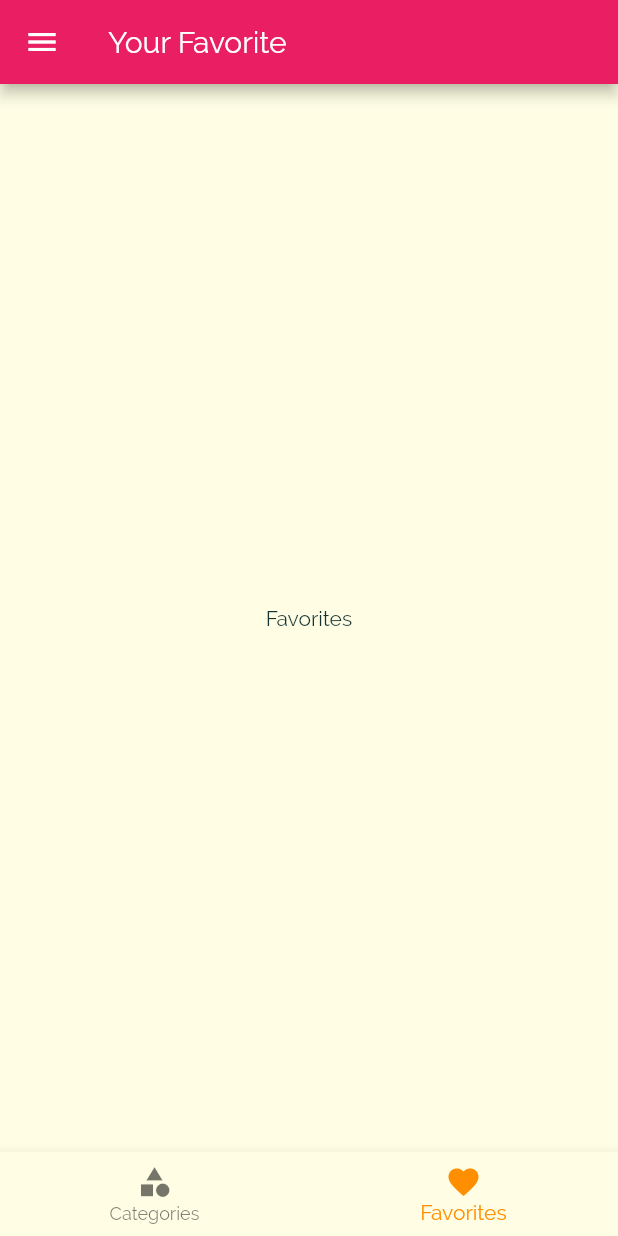
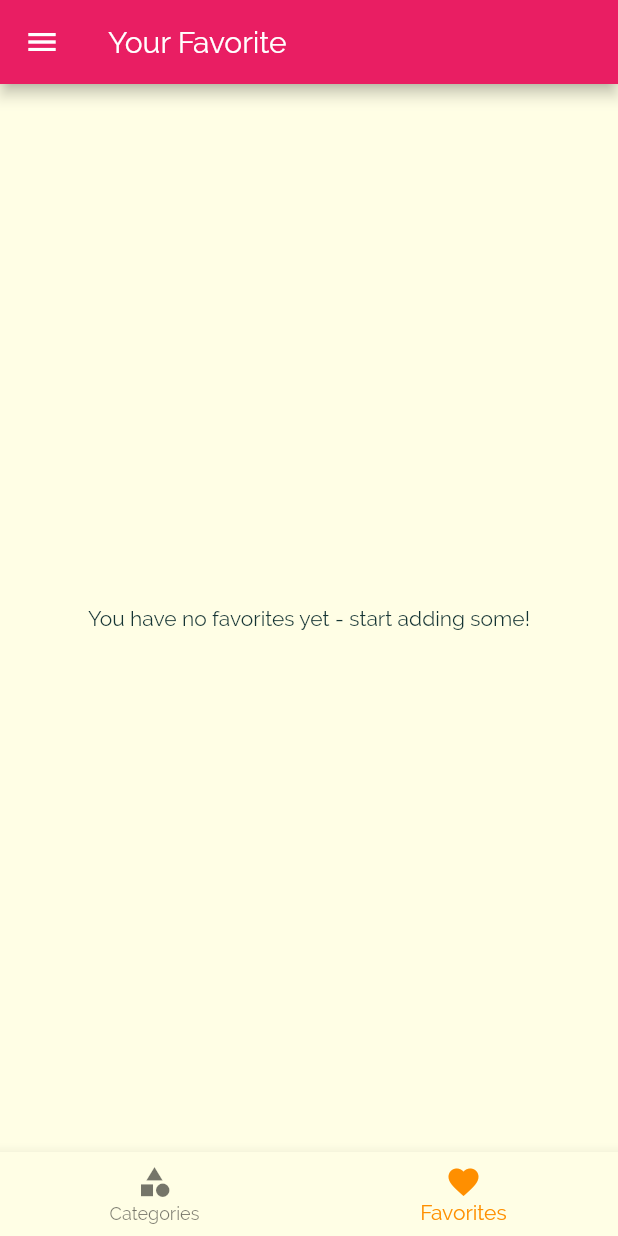
Before and after one commit to Sarfarazsajjad/meals_app, a Flutter app: the screen it shows after launch, item 2 of the bottom bar chosen, on a phone screen of 412 x 824 dp. Run offline on Flutter 3.47's test engine with Material 2 defaults, Android fonts, the phone set to English and light mode, and no system bars.

Commit message:
favorite unfavorite items

```diff
--- a/lib/main.dart
+++ b/lib/main.dart
@@ -91,10 +91,11 @@ class _MyAppState extends State<MyApp> {
       // home: CategoriesScreen(),
       initialRoute: '/', // default is '/'
       routes: {
-        '/': (ctx) => TabsScreen(),
+        '/': (ctx) => TabsScreen(_favoriteMeals),
         CategoryMealsScreen.routeName: (ctx) =>
             CategoryMealsScreen(_availableMeals),
-        MealDetailScreen.routeName: (ctx) => MealDetailScreen(),
+        MealDetailScreen.routeName: (ctx) =>
+            MealDetailScreen(_toggleFavorite, _isMealFavorite),
         FiltersScreen.routeName: (ctx) => FiltersScreen(_filters, _setFilters),
       },
       onGenerateRoute: (settings) {
--- a/lib/screens/favorites_screen.dart
+++ b/lib/screens/favorites_screen.dart
@@ -1,12 +1,27 @@
 import 'package:flutter/material.dart';
+import 'package:meals_app/models/meal.dart';
+import 'package:meals_app/widgets/meal_item.dart';
 
 class FavoritesScreen extends StatelessWidget {
+  final List<Meal> favoriteMeals;
+
+  FavoritesScreen(this.favoriteMeals);
+
   @override
   Widget build(BuildContext context) {
-    return Container(
-      child: Center(
-        child: Text('Favorites'),
-      ),
-    );
+    if (favoriteMeals.isEmpty) {
+      return Center(
+        child: Text('You have no favorites yet - start adding some!'),
+      );
+    } else {
+      return ListView.builder(
+        itemBuilder: (ctx, index) {
+          return MealItem(
+            meal: favoriteMeals[index],
+          );
+        },
+        itemCount: favoriteMeals.length,
+      );
+    }
   }
 }
--- a/lib/screens/meal_detail_screen.dart
+++ b/lib/screens/meal_detail_screen.dart
@@ -3,6 +3,11 @@ import 'package:meals_app/dummy_data.dart';
 
 class MealDetailScreen extends StatelessWidget {
   static const routeName = '/meal-detail';
+
+  final Function toggleFavorite;
+  final Function isFavorite;
+
+  MealDetailScreen(this.toggleFavorite, this.isFavorite);
 
   Widget buildSectionTitle(BuildContext context, String text) {
     return Container(
@@ -85,6 +90,12 @@ class MealDetailScreen extends StatelessWidget {
           ],
         ),
       ),
+      floatingActionButton: FloatingActionButton(
+        child: Icon(
+          isFavorite(mealId) ? Icons.star : Icons.star_border,
+        ),
+        onPressed: () => toggleFavorite(mealId),
+      ),
     );
   }
 }
--- a/lib/screens/tabs_screen.dart
+++ b/lib/screens/tabs_screen.dart
@@ -1,25 +1,35 @@
 import 'package:flutter/material.dart';
+import 'package:meals_app/models/meal.dart';
 import 'package:meals_app/screens/categories_screen.dart';
 import 'package:meals_app/screens/favorites_screen.dart';
 import 'package:meals_app/widgets/main_drawer.dart';
 
 class TabsScreen extends StatefulWidget {
+  final List<Meal> favoriteMeals;
+
+  TabsScreen(this.favoriteMeals);
   @override
   _TabsScreenState createState() => _TabsScreenState();
 }
 
 class _TabsScreenState extends State<TabsScreen> {
   int _selectedIndex = 0;
-  static List<Map<String, Object>> _widgetOptions = [
+  List<Map<String, Object>> _pages;
+
+  @override
+  void initState() {
+    _pages = [
       {
         'page': CategoriesScreen(),
         'title': 'Categories',
       },
       {
-      'page': FavoritesScreen(),
+        'page': FavoritesScreen(widget.favoriteMeals),
         'title': 'Your Favorite',
       },
     ];
+    super.initState();
+  }
 
   void _onItemTapped(int index) {
     setState(() {
@@ -31,11 +41,11 @@ class _TabsScreenState extends State<TabsScreen> {
   Widget build(BuildContext context) {
     return Scaffold(
       appBar: AppBar(
-        title: Text(_widgetOptions.elementAt(_selectedIndex)['title']),
+        title: Text(_pages.elementAt(_selectedIndex)['title']),
       ),
       drawer: MainDrawer(),
       body: Center(
-        child: _widgetOptions.elementAt(_selectedIndex)['page'],
+        child: _pages.elementAt(_selectedIndex)['page'],
       ),
       bottomNavigationBar: BottomNavigationBar(
         items: const <BottomNavigationBarItem>[
```
Lines whose indentation alone changed are shown as unchanged.
